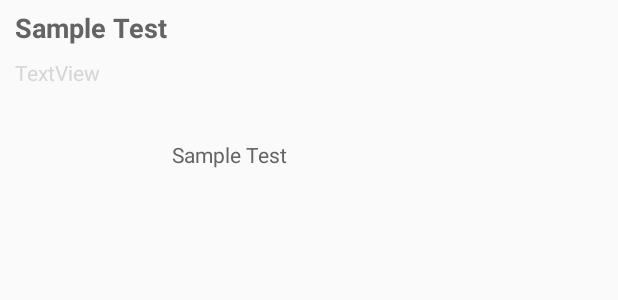
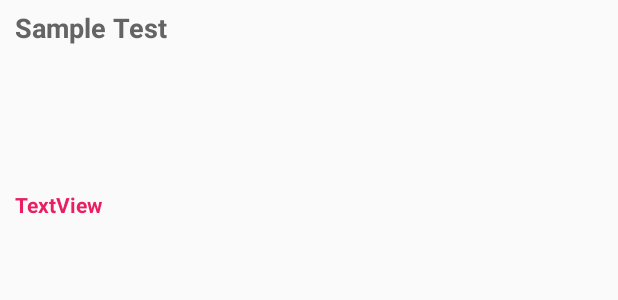
Before and after one commit to sgadkari23/pizza-app-andriod, an Android app: the layout map_marker_info_window.xml on its own in the app's theme, with its tools: preview values and no code run, on a phone screen of 412 x 824 dp. Shown: the top 300 px of the screen. Run offline under Robolectric (Android 15) with nearby library versions, the phone set to English and light mode, and no system bars; Roboto replaces fonts that are not available here.

Commit message:
google map changes

```diff
--- a/app/src/main/res/layout/map_marker_info_window.xml
+++ b/app/src/main/res/layout/map_marker_info_window.xml
@@ -27,11 +27,10 @@
         android:layout_marginStart="10dp"
         android:layout_marginTop="4dp"
         android:layout_marginEnd="4dp"
-        android:layout_marginBottom="6dp"
+        android:layout_marginBottom="4dp"
         android:fontFamily="@font/andada"
-        android:text="Sample Test"
         android:textColor="@color/browser_actions_title_color"
-        app:layout_constraintBottom_toBottomOf="parent"
+        app:layout_constraintBottom_toTopOf="@+id/deliveryTimeTextView"
         app:layout_constraintEnd_toEndOf="parent"
         app:layout_constraintStart_toStartOf="parent"
         app:layout_constraintTop_toBottomOf="@+id/info_window_rating" />
@@ -43,9 +42,21 @@
         android:layout_marginStart="10dp"
         android:layout_marginTop="8dp"
         android:fontFamily="@font/andada"
-        android:text="TextView"
         android:textColor="@color/quantum_googblue800"
         app:layout_constraintStart_toStartOf="parent"
         app:layout_constraintTop_toBottomOf="@+id/info_window_title" />
 
+    <TextView
+        android:id="@+id/deliveryTimeTextView"
+        android:layout_width="wrap_content"
+        android:layout_height="wrap_content"
+        android:layout_marginStart="10dp"
+        android:layout_marginBottom="4dp"
+        android:text="TextView"
+        android:textColor="@color/colorPrimary"
+        android:textSize="14sp"
+        android:textStyle="bold"
+        app:layout_constraintBottom_toBottomOf="parent"
+        app:layout_constraintStart_toStartOf="parent" />
+
 </androidx.constraintlayout.widget.ConstraintLayout>
```
Also changed, not shown: app/src/main/java/com/example/pizzaorderingapp/Cities.kt (+16 -6 lines), app/src/main/java/com/example/pizzaorderingapp/CustomerOrderTrackingActivity.kt (+19 -2 lines), app/src/main/java/com/example/pizzaorderingapp/PizzaStoresMapActivity.kt (+44 -4 lines).
